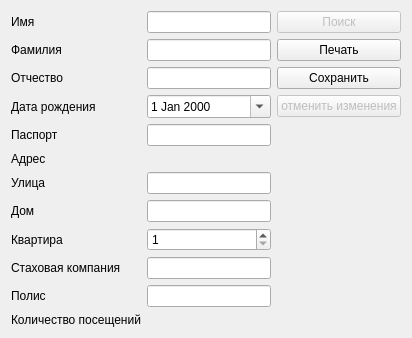
The window that samples/sample-main.ui (disable13/myIncDatabase) describes before a commit, drawn with Qt 5.
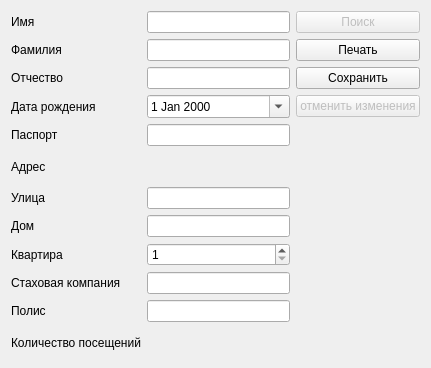
The same window after the commit.

What changed in the file:
```diff
--- a/samples/sample-main.ui
+++ b/samples/sample-main.ui
@@ -6,8 +6,8 @@
    <rect>
     <x>0</x>
     <y>0</y>
-    <width>412</width>
-    <height>338</height>
+    <width>431</width>
+    <height>368</height>
    </rect>
   </property>
   <property name="windowTitle">
```
Left out of the diff: 17 changed lines with no effect on the pictures.
